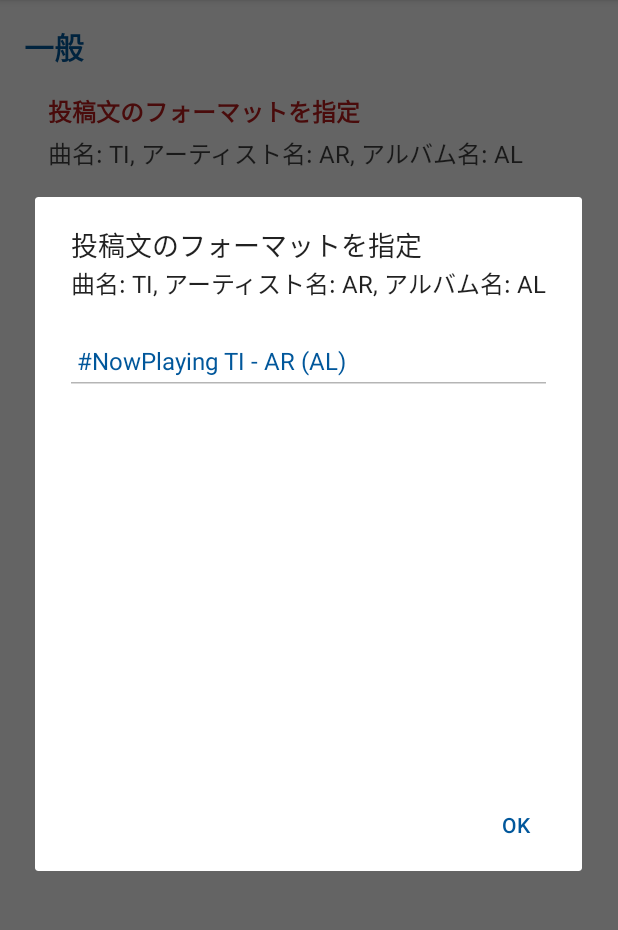
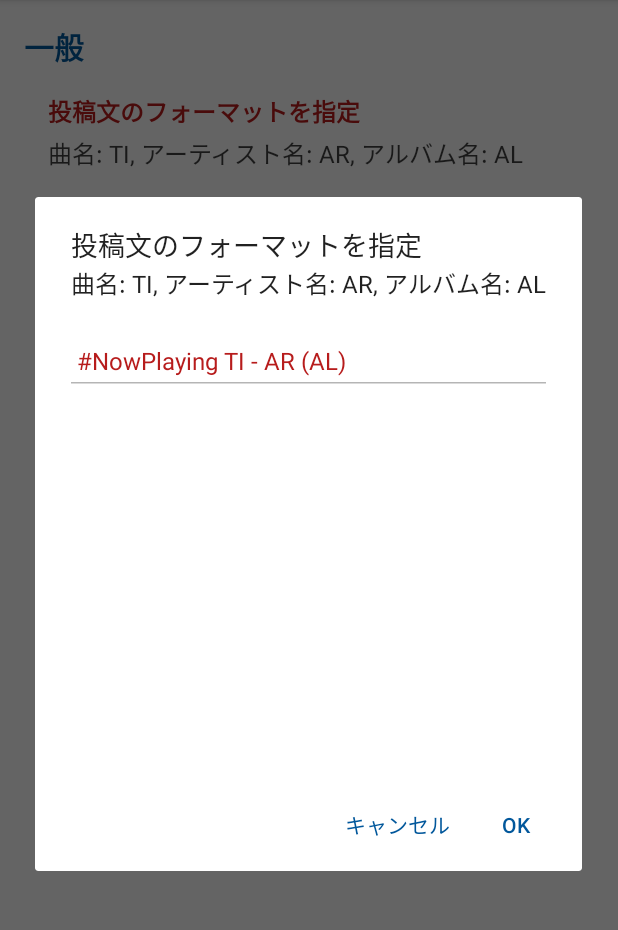
Before and after one commit to geckour/NowPlaying4Droid, an Android app: the screen it shows after launch (SettingsActivity), after a tap on "投稿文のフォーマットを指定", on a phone screen of 412 x 824 dp, the part 84-1014 px from its top. Run offline under Robolectric (Android 15) with nearby library versions, the phone set to English and light mode, and no system bars; our stand-ins replace Timber, data binding; libraries missing offline, so code that uses them is left out: com.facebook.stetho, kotlin.coroutines.experimental, kotlinx.coroutines.experimental; 1 statement that could not run was skipped.

Commit message:
ダイアログ調整 - キャンセルボタン追加、EditTextテキストカラー変更

```diff
--- a/app/src/main/java/com/geckour/nowplaying4gpm/util/ExtensionUtil.kt
+++ b/app/src/main/java/com/geckour/nowplaying4gpm/util/ExtensionUtil.kt
@@ -45,6 +45,7 @@ fun AlertDialog.Builder.generate(
     setMessage(message)
     setView(view)
     setPositiveButton(R.string.dialog_button_ok) { dialog, which -> callback(dialog, which) }
+    setNegativeButton(R.string.dialog_button_ng) { dialog, _ -> dialog.dismiss() }
 
     return create()
 }
--- a/app/src/main/res/layout/dialog_edit_text.xml
+++ b/app/src/main/res/layout/dialog_edit_text.xml
@@ -30,11 +30,11 @@
             android:lines="1"
             android:maxLines="1"
             android:padding="4dp"
-            android:textColor="@color/colorAccent"
+            android:textColor="@color/colorPrimaryDark"
             android:textCursorDrawable="@null"
             android:textSize="16sp"
             app:layout_constraintEnd_toEndOf="parent"
             app:layout_constraintStart_toStartOf="parent"
-            app:layout_constraintTop_toTopOf="parent" />
+            app:layout_constraintTop_toTopOf="parent"/>
     </android.support.constraint.ConstraintLayout>
 </layout>
--- a/app/src/main/res/values/strings.xml
+++ b/app/src/main/res/values/strings.xml
@@ -9,6 +9,7 @@
     <string name="pref_desc_pattern">曲名: TI, アーティスト名: AR, アルバム名: AL</string>
 
     <string name="dialog_button_ok">OK</string>
+    <string name="dialog_button_ng">キャンセル</string>
 
     <string name="dialog_title_pattern_format">投稿文のフォーマットを指定</string>
     <string name="dialog_message_pattern_format">曲名: TI, アーティスト名: AR, アルバム名: AL</string>
```
